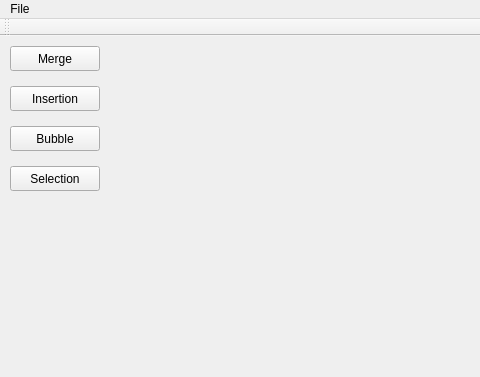
Above: mainwindow.ui from JonWiggins/SortingAlgorithmGame before the change; both pictures show x 0 to 480 and y 0 to 377 of the 990 by 768 pixel window. Below: the same form after it.
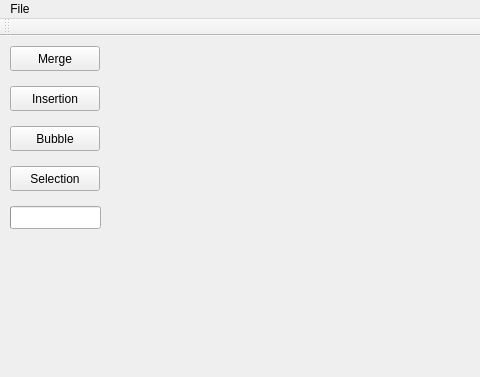
That is the form after the change.

Commit message: Added a progress bar, remove the QColorDialog.

```diff
--- a/mainwindow.ui
+++ b/mainwindow.ui
@@ -92,6 +92,22 @@
        <string/>
       </property>
      </widget>
+     <widget class="QProgressBar" name="progressBar">
+      <property name="geometry">
+       <rect>
+        <x>0</x>
+        <y>170</y>
+        <width>91</width>
+        <height>23</height>
+       </rect>
+      </property>
+      <property name="value">
+       <number>0</number>
+      </property>
+      <property name="textVisible">
+       <bool>false</bool>
+      </property>
+     </widget>
     </widget>
     <widget class="QWidget" name="MergeSort">
      <widget class="QPushButton" name="Home_4">
```
The commit also changes 2 other files.
